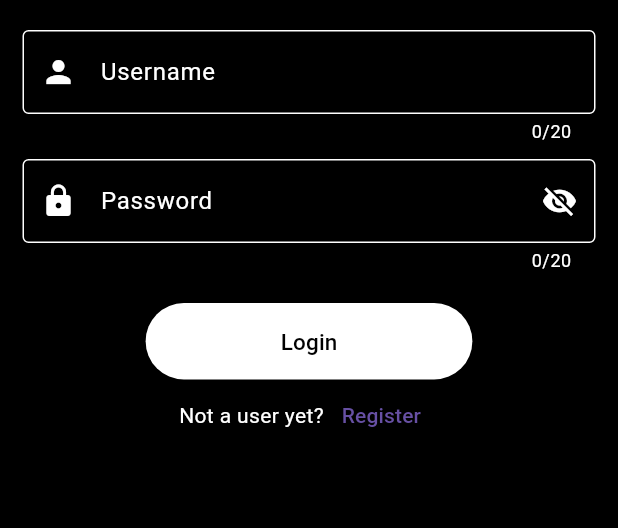
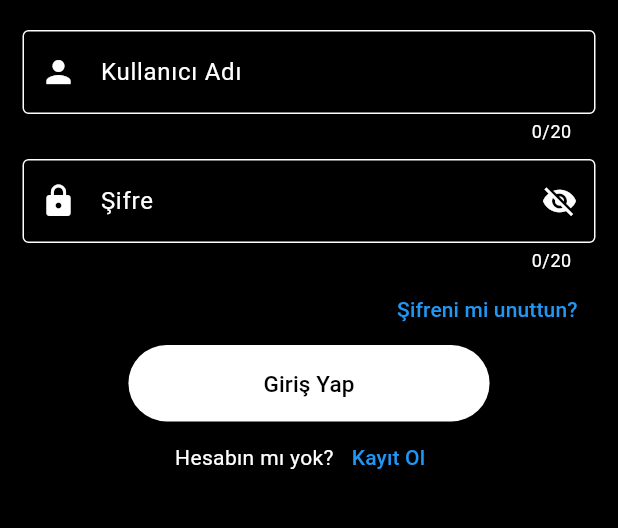
Before and after one commit to emre-kd/agApp, a Flutter app: the screen it shows after launch, on a phone screen of 412 x 824 dp, the part 330-858 px from its top. Run offline on Flutter 3.47's test engine with Material 3 defaults, Android fonts, the phone set to English and light mode, and no system bars; our stand-ins replace file_picker, get, google_fonts, image_picker, photo_view, shared_preferences and 1 more; Roboto replaces fonts that are missing (Tektur).

Commit message:
forgot password page

```diff
--- a/lib/screens/login.dart
+++ b/lib/screens/login.dart
@@ -1,4 +1,5 @@
 import 'package:agapp/controllers/authentication.dart';
+import 'package:agapp/screens/forgot_password.dart';
 import 'package:agapp/screens/register.dart';
 import 'package:flutter/material.dart';
 import 'package:get/get.dart';
@@ -35,7 +36,6 @@ class _LoginState extends State<Login> {
     return Scaffold(
       backgroundColor: Colors.black,
 
-
       body: Padding(
         padding: const EdgeInsets.only(top: 100, right: 15, left: 15),
         child: Column(
@@ -51,9 +51,9 @@ class _LoginState extends State<Login> {
                 controller: userNameController,
 
                 decoration: InputDecoration(
-                  labelText: 'Username',
+                  labelText: 'Kullanıcı Adı',
                   labelStyle: TextStyle(color: Colors.white),
-                   helperText:
+                  helperText:
                       _authenticationController.errors['username'] ??
                       _authenticationController.errors['username'],
                   helperStyle: TextStyle(
@@ -68,7 +68,8 @@ class _LoginState extends State<Login> {
                     borderSide: BorderSide(
                       color:
                           _authenticationController.errors['username'] != null
-                              ? Colors.red // If there's an error, set border to red
+                              ? Colors
+                                  .red // If there's an error, set border to red
                               : Colors.white, // Otherwise, keep it white
                     ),
                   ),
@@ -76,7 +77,8 @@ class _LoginState extends State<Login> {
                     borderSide: BorderSide(
                       color:
                           _authenticationController.errors['username'] != null
-                              ? Colors.red // If there's an error, set border to red
+                              ? Colors
+                                  .red // If there's an error, set border to red
                               : Colors.white, // Otherwise, keep it white
                     ),
                   ),
@@ -95,7 +97,7 @@ class _LoginState extends State<Login> {
 
                 obscureText: _obscurePassword,
                 decoration: InputDecoration(
-                  labelText: 'Password',
+                  labelText: 'Şifre',
                   labelStyle: TextStyle(color: Colors.white),
                   helperText:
                       _authenticationController.errors['password'] ??
@@ -112,7 +114,8 @@ class _LoginState extends State<Login> {
                     borderSide: BorderSide(
                       color:
                           _authenticationController.errors['password'] != null
-                              ? Colors.red // If there's an error, set border to red
+                              ? Colors
+                                  .red // If there's an error, set border to red
                               : Colors.white, // Otherwise, keep it white
                     ),
                   ),
@@ -120,7 +123,8 @@ class _LoginState extends State<Login> {
                     borderSide: BorderSide(
                       color:
                           _authenticationController.errors['password'] != null
-                              ? Colors.red // If there's an error, set border to red
+                              ? Colors
+                                  .red // If there's an error, set border to red
                               : Colors.white, // Otherwise, keep it white
                     ),
                   ),
@@ -141,7 +145,21 @@ class _LoginState extends State<Login> {
                 ),
               );
             }),
-            SizedBox(height: 20),
+            Align(
+              alignment: Alignment.centerRight,
+              child: TextButton(
+                onPressed: () {
+                  Navigator.push(
+                    context,
+                    MaterialPageRoute(builder: (context) => ForgotPassword()),
+                  );
+                },
+                child: const Text(
+                  "Şifreni mi unuttun?",
+                  style: TextStyle(color: Colors.blue),
+                ),
+              ),
+            ),
             ElevatedButton(
               style: ElevatedButton.styleFrom(
                 backgroundColor: Colors.white,
@@ -153,14 +171,14 @@ class _LoginState extends State<Login> {
               ),
 
               onPressed: loginUser,
-              child: Text('Login', style: TextStyle(fontSize: 15)),
+              child: Text('Giriş Yap', style: TextStyle(fontSize: 15)),
             ),
 
             Row(
               mainAxisAlignment: MainAxisAlignment.center,
               children: [
                 const Text(
-                  "Not a user yet?",
+                  "Hesabın mı yok?",
                   style: TextStyle(color: Colors.white),
                 ),
                 TextButton(
@@ -170,7 +188,8 @@ class _LoginState extends State<Login> {
                       MaterialPageRoute(builder: (context) => Register()),
                     );
                   },
-                  child: const Text("Register"),
+                  child: const Text("Kayıt Ol" ,
+                    style: TextStyle(color: Colors.blue),),
                 ),
               ],
             ),
--- a/lib/screens/register.dart
+++ b/lib/screens/register.dart
@@ -396,7 +396,7 @@ class _RegisterState extends State<Register> {
                         MaterialPageRoute(builder: (context) => const Login()),
                       );
                     },
-                    child: const Text("Giriş"),
+                    child: const Text("Giriş",   style: TextStyle(color: Colors.blue),),
                   ),
                 ],
               ),
```
Also changed, not shown: lib/screens/forgot_password.dart (added, +89 -0 lines).
